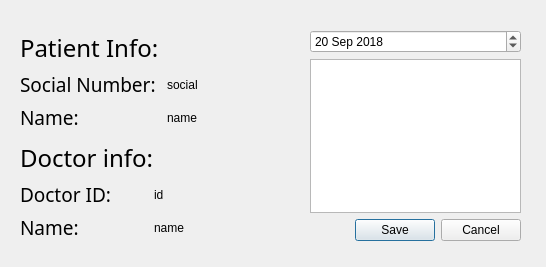
First picture: the form in GroupFour_DoctorsOffice/addappointmentdialog.ui, repository KittimasakBunrat/GroupFour_DoctorsOffice, before the edit.
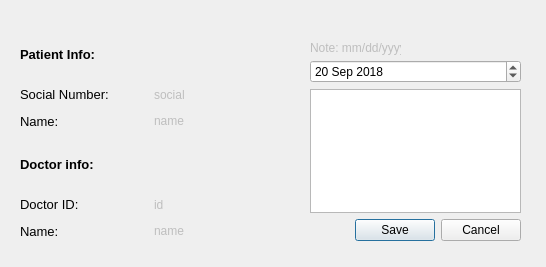
Second picture: the form after the edit.

Patch:
```diff
--- a/GroupFour_DoctorsOffice/addappointmentdialog.ui
+++ b/GroupFour_DoctorsOffice/addappointmentdialog.ui
@@ -17,9 +17,9 @@
    <property name="geometry">
     <rect>
      <x>310</x>
-     <y>30</y>
+     <y>60</y>
      <width>211</width>
-     <height>211</height>
+     <height>181</height>
     </rect>
    </property>
    <layout class="QVBoxLayout" name="verticalLayout">
@@ -86,8 +86,10 @@
      <widget class="QLabel" name="label_4">
       <property name="font">
        <font>
-        <family>Optima</family>
-        <pointsize>18</pointsize>
+        <family>MS Shell Dlg 2</family>
+        <pointsize>10</pointsize>
+        <weight>75</weight>
+        <bold>true</bold>
        </font>
       </property>
       <property name="text">
@@ -103,8 +105,8 @@
          <widget class="QLabel" name="label_8">
           <property name="font">
            <font>
-            <family>Optima</family>
-            <pointsize>14</pointsize>
+            <family>MS Shell Dlg 2</family>
+            <pointsize>10</pointsize>
            </font>
           </property>
           <property name="text">
@@ -116,8 +118,8 @@
          <widget class="QLabel" name="label_7">
           <property name="font">
            <font>
-            <family>Optima</family>
-            <pointsize>14</pointsize>
+            <family>MS Shell Dlg 2</family>
+            <pointsize>10</pointsize>
            </font>
           </property>
           <property name="text">
@@ -131,6 +133,9 @@
        <layout class="QVBoxLayout" name="verticalLayout_5">
         <item>
          <widget class="QLabel" name="doctorId">
+          <property name="enabled">
+           <bool>false</bool>
+          </property>
           <property name="text">
            <string>id</string>
           </property>
@@ -138,6 +143,9 @@
         </item>
         <item>
          <widget class="QLabel" name="doctorName">
+          <property name="enabled">
+           <bool>false</bool>
+          </property>
           <property name="text">
            <string>name</string>
           </property>
@@ -163,8 +171,10 @@
      <widget class="QLabel" name="label_3">
       <property name="font">
        <font>
-        <family>Optima</family>
-        <pointsize>18</pointsize>
+        <family>MS Shell Dlg 2</family>
+        <pointsize>10</pointsize>
+        <weight>75</weight>
+        <bold>true</bold>
        </font>
       </property>
       <property name="text">
@@ -180,8 +190,8 @@
          <widget class="QLabel" name="label_5">
           <property name="font">
            <font>
-            <family>Optima</family>
-            <pointsize>14</pointsize>
+            <family>MS Shell Dlg 2</family>
+            <pointsize>10</pointsize>
            </font>
           </property>
           <property name="text">
@@ -193,8 +203,8 @@
          <widget class="QLabel" name="label_6">
           <property name="font">
            <font>
-            <family>Optima</family>
-            <pointsize>14</pointsize>
+            <family>MS Shell Dlg 2</family>
+            <pointsize>10</pointsize>
            </font>
           </property>
           <property name="text">
@@ -208,6 +218,9 @@
        <layout class="QVBoxLayout" name="verticalLayout_3">
         <item>
          <widget class="QLabel" name="label_social_number">
+          <property name="enabled">
+           <bool>false</bool>
+          </property>
           <property name="text">
            <string>social</string>
           </property>
@@ -215,6 +228,9 @@
         </item>
         <item>
          <widget class="QLabel" name="patientName">
+          <property name="enabled">
+           <bool>false</bool>
+          </property>
           <property name="text">
            <string>name</string>
           </property>
@@ -226,6 +242,22 @@
     </item>
    </layout>
   </widget>
+  <widget class="QLabel" name="label">
+   <property name="enabled">
+    <bool>false</bool>
+   </property>
+   <property name="geometry">
+    <rect>
+     <x>310</x>
+     <y>40</y>
+     <width>91</width>
+     <height>16</height>
+    </rect>
+   </property>
+   <property name="text">
+    <string>Note: mm/dd/yyyy</string>
+   </property>
+  </widget>
  </widget>
  <resources/>
  <connections>
```
